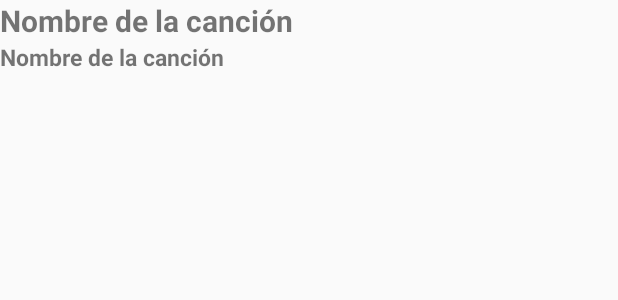
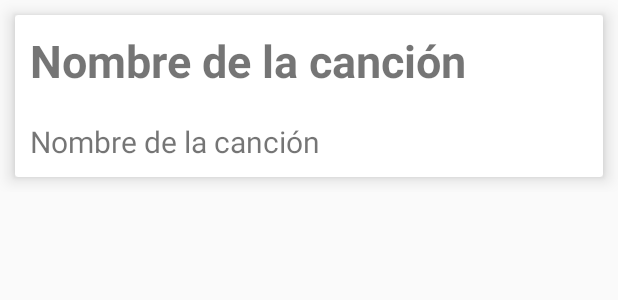
Before and after one commit to andresmao23/Complaciente, an Android app: the layout template_canciones.xml on its own in the app's theme, with its tools: preview values and no code run, on a phone screen of 412 x 824 dp. Shown: the top 300 px of the screen. Run offline under Robolectric (Android 15) with nearby library versions, the phone set to English and light mode, and no system bars.

```diff
--- a/app/src/main/AndroidManifest.xml
+++ b/app/src/main/AndroidManifest.xml
@@ -40,7 +40,9 @@
             android:name=".PromoDetailActivity"
             android:parentActivityName=".MainActivity"
             android:theme="@style/NoAppBar"></activity>
-        <activity android:name=".CancionesActivity"></activity>
+        <activity android:name=".CancionesActivity"
+            android:label="@string/lista_canciones"
+            android:parentActivityName=".MainActivity"/>
     </application>
 
 </manifest>
--- a/app/src/main/java/com/amcaicedo/sena/complaciente/adapters/CancionesAdapter.java
+++ b/app/src/main/java/com/amcaicedo/sena/complaciente/adapters/CancionesAdapter.java
@@ -1,5 +1,6 @@
 package com.amcaicedo.sena.complaciente.adapters;
 
+import android.support.design.widget.FloatingActionButton;
 import android.support.v7.widget.RecyclerView;
 import android.view.LayoutInflater;
 import android.view.View;
--- a/app/src/main/res/layout/template_canciones.xml
+++ b/app/src/main/res/layout/template_canciones.xml
@@ -1,22 +1,38 @@
 <?xml version="1.0" encoding="utf-8"?>
 <LinearLayout xmlns:android="http://schemas.android.com/apk/res/android"
-    android:orientation="vertical" android:layout_width="match_parent"
+    xmlns:app="http://schemas.android.com/apk/res-auto"
+    android:orientation="vertical"
+    android:layout_width="match_parent"
     android:layout_height="wrap_content">
 
+    <android.support.v7.widget.CardView
+        android:layout_width="match_parent"
+        android:layout_height="wrap_content"
+        android:layout_margin="@dimen/padding_small"
+        app:cardElevation="7dp">
+
+        <RelativeLayout
+            android:layout_width="match_parent"
+            android:layout_height="wrap_content">
             <TextView
                 android:id="@+id/tvNombreCancion"
                 android:layout_width="match_parent"
                 android:layout_height="wrap_content"
                 android:text="Nombre de la canción"
                 android:textStyle="bold"
-        android:textSize="@dimen/nombre_cancion"/>
+                android:textSize="@dimen/nombre_cancion"
+                android:padding="@dimen/padding_small"/>
 
             <TextView
                 android:id="@+id/tvNombreAutor"
                 android:layout_width="match_parent"
                 android:layout_height="wrap_content"
                 android:text="Nombre de la canción"
-        android:textStyle="bold"
-        android:textSize="@dimen/nombre_autor"/>
+                android:textSize="@dimen/nombre_autor"
+                android:layout_below="@id/tvNombreCancion"
+                android:padding="@dimen/padding_small"/>
+        </RelativeLayout>
+
+    </android.support.v7.widget.CardView>
 
 </LinearLayout>
--- a/app/src/main/res/values/dimens.xml
+++ b/app/src/main/res/values/dimens.xml
@@ -7,6 +7,6 @@
     <dimen name="padding_medium">20dp</dimen>
     <dimen name="header_img">60dp</dimen>
     <dimen name="template_img_height">140dp</dimen>
-    <dimen name="nombre_cancion">20sp</dimen>
-    <dimen name="nombre_autor">15sp</dimen>
+    <dimen name="nombre_cancion">30sp</dimen>
+    <dimen name="nombre_autor">20sp</dimen>
 </resources>
--- a/app/src/main/res/values/strings.xml
+++ b/app/src/main/res/values/strings.xml
@@ -8,4 +8,5 @@
     <string name="promociones">Promociones</string>
     <string name="open_drawer">Menu lateral abierto</string>
     <string name="close_drawer">Menu lateral cerrado</string>
+    <string name="lista_canciones">Lista de canciones</string>
 </resources>
```
Also changed, not shown: app/src/main/java/com/amcaicedo/sena/complaciente/CancionesActivity.java (+58 -2 lines). Lines whose indentation alone changed are shown as unchanged.
